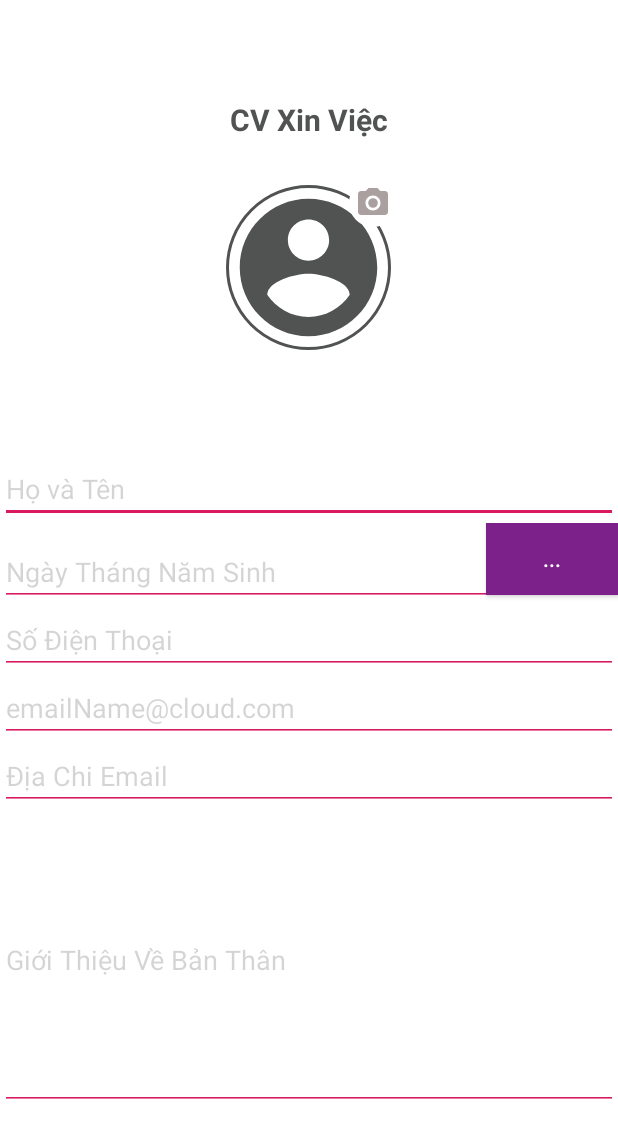
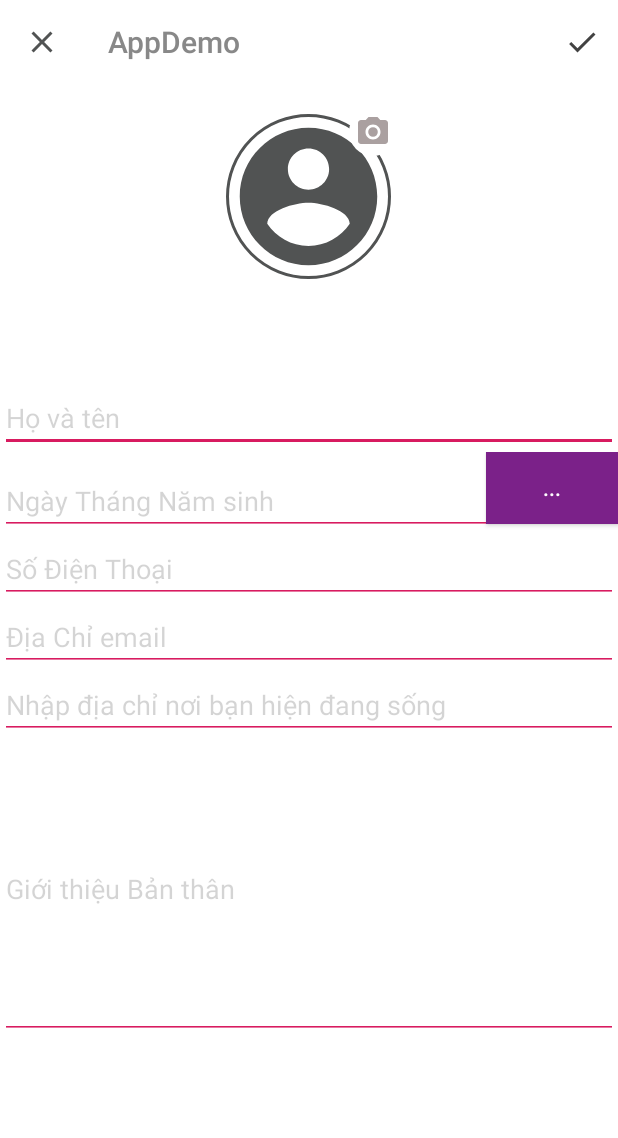
Before and after one commit to 21nghin/AppDemo, an Android app: the screen it shows after launch (CVActivity), on a phone screen of 412 x 824 dp. Shown: the top 1138 px of the screen. Run offline under Robolectric (Android 15) with nearby library versions, the phone set to English and light mode, and no system bars; our stand-ins replace CircleImageView; libraries missing offline, so code that uses them is left out: com.theartofdev.edmodo.

Commit message:
push 15/9/2019 13:32

```diff
--- a/app/src/main/AndroidManifest.xml
+++ b/app/src/main/AndroidManifest.xml
@@ -1,7 +1,9 @@
 <?xml version="1.0" encoding="utf-8"?>
 <manifest xmlns:android="http://schemas.android.com/apk/res/android"
     package="com.t3h.appdemo">
-
+     <uses-permission android:name="android.permission.INTERNET"/>
+    <uses-permission android:name="android.permission.READ_EXTERNAL_STORAGE"/>
+    <uses-permission android:name="android.permission.WRITE_EXTERNAL_STORAGE"/>
     <application
         android:allowBackup="true"
         android:icon="@mipmap/ic_launcher"
--- a/app/src/main/java/com/t3h/appdemo/intent/CVActivity.java
+++ b/app/src/main/java/com/t3h/appdemo/intent/CVActivity.java
@@ -4,6 +4,7 @@
 import android.app.DatePickerDialog;
 import android.content.Intent;
 import android.content.pm.PackageManager;
+import android.graphics.Color;
 import android.net.Uri;
 import android.os.Build;
 import android.os.Bundle;
@@ -42,7 +43,7 @@
             edtEmail,edtAddress,edtIntroduce;
     private ImageView cvImage;
     private ImageButton pickImage;
-    private Button btnConfirm;
+    private Button btnConfirm,btnPickDate;
 
     private String[] PERMISSION={
             Manifest.permission.WRITE_EXTERNAL_STORAGE,
@@ -64,10 +65,15 @@
     }
 
     private void initView() {
+
+
         //toolbar
         toolbar = findViewById(R.id.cv_toolbar);
         setSupportActionBar(toolbar);
-        this.getSupportActionBar().setHomeAsUpIndicator(R.drawable.ic_close_black_24dp);
+        toolbar.setTitle(getString(R.string.cv_title));
+        toolbar.setTitleTextColor(Color.GRAY);
+        getSupportActionBar().setDisplayHomeAsUpEnabled(true);
+        getSupportActionBar().setHomeAsUpIndicator(R.drawable.ic_close_black_24dp);
 
         //form
         edtFullName = findViewById(R.id.edt_fullname_cv);
@@ -87,10 +93,11 @@
         cvImage = findViewById(R.id.cimg_avatar);
         pickImage = findViewById(R.id.imgbtn_camera_pick_image);
         btnConfirm = findViewById(R.id.btn_confirm);
-
+        btnPickDate = findViewById(R.id.btn_date_picker);
         //setOnclick
         btnConfirm.setOnClickListener(this);
         pickImage.setOnClickListener(this);
+        btnPickDate.setOnClickListener(this);
     }
 
     @Override
@@ -151,7 +158,10 @@
                 if (!Patterns.EMAIL_ADDRESS.matcher(email).matches()&&!email.isEmpty()){
                     edtEmail.setError(getString(R.string.enter_a_valid_address));
                 }
-                if (introduce.isEmpty()){
+                if (address.isEmpty()){
+                    edtAddress.setError(getString(R.string.error404address));
+                }
+                if (!introduce.isEmpty()){
                     edtIntroduce.setError(getString(R.string.error404introduce));
                 }
 
@@ -228,7 +238,6 @@
                             }
                         },year,month,day);
                 datePickerDialog.show();
-
             }
         }
     }
--- a/app/src/main/res/layout/activity_edit_user.xml
+++ b/app/src/main/res/layout/activity_edit_user.xml
@@ -127,7 +127,7 @@
                     android:layout_height="match_parent"
                     android:id="@+id/edt_user_retype_password"
                     android:textSize="@dimen/sp_18"
-                    android:hint="@string/hint_retpe_password"/>
+                    android:hint="@string/hint_retype_password"/>
             </com.google.android.material.textfield.TextInputLayout>
             <Button
                 android:layout_width="wrap_content"
--- a/app/src/main/res/layout/cv_activity.xml
+++ b/app/src/main/res/layout/cv_activity.xml
@@ -10,15 +10,13 @@
         android:layout_width="match_parent"
         android:layout_height="wrap_content"
         />
-    <TextView
-        android:textColor="@color/colorXam"
-        android:padding="@dimen/dp_10"
+    <ScrollView
+        android:layout_width="match_parent"
+        android:layout_height="wrap_content">
+        <LinearLayout
             android:layout_width="match_parent"
             android:layout_height="wrap_content"
-        android:textStyle="bold"
-        android:text="@string/cv_title"
-        android:gravity="center"
-        android:textSize="@dimen/sp_20"/>
+            android:orientation="vertical">
         <LinearLayout
             android:orientation="vertical"
             android:layout_width="match_parent"
@@ -117,7 +115,7 @@
             android:layout_width="match_parent"
             android:layout_height="wrap_content"
             android:inputType="textEmailAddress"
-        android:hint="emailName@cloud.com"/>
+            android:hint="@string/email_address"/>
         <EditText
             android:textColorHint="@color/babay"
             android:backgroundTint="@color/colorAccent"
@@ -125,7 +123,7 @@
             android:layout_width="match_parent"
             android:layout_height="wrap_content"
             android:id="@+id/edt_address_vc"
-        android:hint="@string/email_address"/>
+            android:hint="@string/address"/>
         <ScrollView
             android:layout_width="match_parent"
             android:layout_height="wrap_content">
@@ -143,3 +141,7 @@
             </LinearLayout>
         </ScrollView>
         </LinearLayout>
+    </ScrollView>
+
+
+</LinearLayout>
--- a/app/src/main/res/values/strings.xml
+++ b/app/src/main/res/values/strings.xml
@@ -1,6 +1,6 @@
 <resources>
     <string name="app_name">AppDemo</string>
-    <string name="hint_username">Tên tài khoản</string>
+    <string name="hint_username">Tên</string>
     <string name="hint_password">Mật khẩu</string>
     <string name="register">Đăng ký</string>
     <string name="login">Đăng nhập</string>
@@ -51,17 +51,27 @@
     <string name="btn_create_info">Tạo mới thông tin</string>
     <string name="password_to_short">nhập mật khẩu tối thiểu  6 ký tự</string>
     <string name="item_info_user">Thông tin tài khoản</string>
-    <string name="cv_title">CV Xin Việc</string>
-    <string name="full_name">Họ và Tên</string>
-    <string name="date_of_birth">Ngày Tháng Năm Sinh</string>
-    <string name="phone_number">Số Điện Thoại</string>
-    <string name="email_address">Địa Chi Email</string>
-    <string name="introduce_youselft">Giới Thiệu Về Bản Thân</string>
+    <string name="tv_email">Email</string>
+    <string name="title_name">Name</string>
+    <string name="tv_edit_user">Sửa thông tin</string>
+    <string name="item_add">Thêm</string>
+    <string name="hint_change_password">Mật khẩu mới</string>
+    <string name="btn_user_save_password">Lưu mật khẩu</string>
+    <string name="hint_retype_password">Nhập lại mật khẩu</string>
+
     <string name="create">tạo cv</string>
     <string name="erro404fullname">Xin hãy nhập họ tên</string>
     <string name="erro404dateofbirth">Xin hãy chọn ngày tháng năm sinh</string>
     <string name="error404phonenumber">xin hãy nhập số điện thoại</string>
     <string name="phonenumber_to_short">số điện thoại này ko tồn tại</string>
     <string name="error404introduce">Xin hãy nhập thông tin giới thiệu bản thân</string>
-    <string name="tv_edit_user">Sửa thông tin</string>
+    <string name="cv_title">CV Xin Việc</string>
+    <string name="full_name">Họ và tên</string>
+    <string name="date_of_birth">Ngày Tháng Năm sinh</string>
+    <string name="phone_number">Số Điện Thoại</string>
+    <string name="email_address">Địa Chỉ email</string>
+    <string name="introduce_youselft">Giới thiệu Bản thân</string>
+    <string name="address">Nhập địa chỉ nơi bạn hiện đang sống</string>
+    <string name="error404address">Xin hãy nhập đầy đủ thông tin nơi bạn hiện đang sống</string>
+
 </resources>
```
Lines whose indentation alone changed are shown as unchanged.
